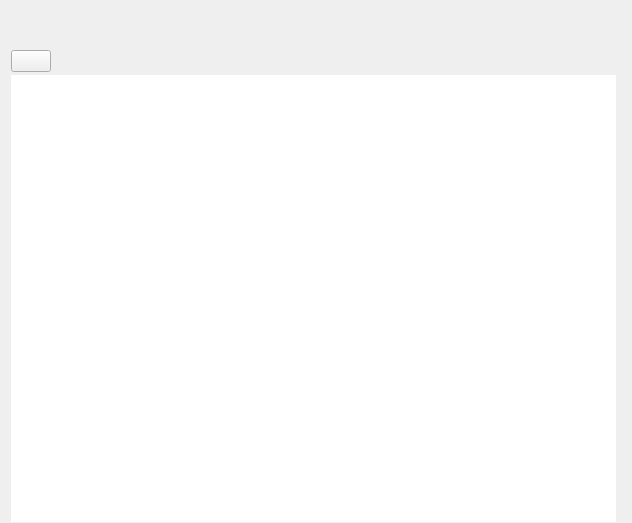
Before: the Qt Designer form ui/notes_view.ui in zkovari/plotlyst, drawn with Qt 5.
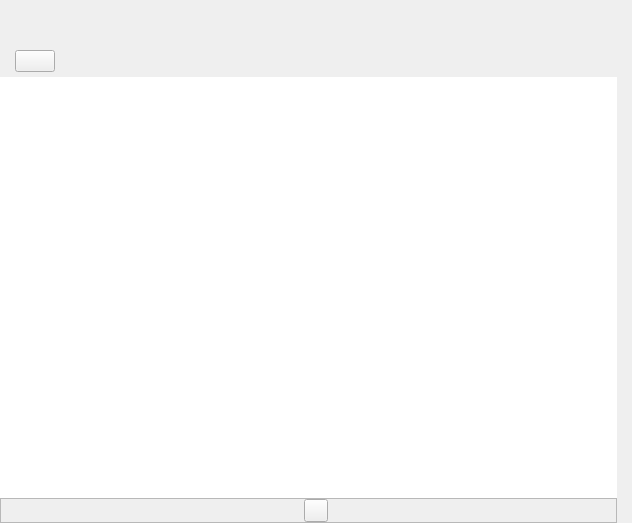
After: the same form once the commit is applied. Custom widgets are drawn as their Qt base class.

Diff of the .ui file:
```diff
--- a/ui/notes_view.ui
+++ b/ui/notes_view.ui
@@ -18,7 +18,7 @@
     <number>3</number>
    </property>
    <property name="leftMargin">
-    <number>10</number>
+    <number>0</number>
    </property>
    <property name="topMargin">
     <number>0</number>
@@ -47,27 +47,33 @@
         <height>16777215</height>
        </size>
       </property>
-      <property name="navbar" stdset="0">
-       <bool>false</bool>
+      <property name="bg" stdset="0">
+       <bool>true</bool>
       </property>
       <layout class="QVBoxLayout" name="verticalLayout_3">
        <property name="spacing">
-        <number>3</number>
+        <number>0</number>
        </property>
        <property name="leftMargin">
-        <number>1</number>
+        <number>0</number>
        </property>
        <property name="topMargin">
         <number>50</number>
        </property>
        <property name="rightMargin">
-        <number>1</number>
+        <number>0</number>
        </property>
        <property name="bottomMargin">
-        <number>1</number>
+        <number>0</number>
        </property>
        <item>
         <layout class="QHBoxLayout" name="horizontalLayout_2">
+         <property name="leftMargin">
+          <number>15</number>
+         </property>
+         <property name="bottomMargin">
+          <number>5</number>
+         </property>
          <item>
           <widget class="QPushButton" name="btnAdd">
            <property name="sizePolicy">
@@ -143,6 +149,55 @@
          <property name="frameShape">
           <enum>QFrame::NoFrame</enum>
          </property>
+         <property name="bg" stdset="0">
+          <bool>true</bool>
+         </property>
+        </widget>
+       </item>
+       <item>
+        <widget class="QFrame" name="wdgDocsBottom">
+         <property name="frameShape">
+          <enum>QFrame::StyledPanel</enum>
+         </property>
+         <property name="frameShadow">
+          <enum>QFrame::Sunken</enum>
+         </property>
+         <property name="bottom-bar" stdset="0">
+          <bool>true</bool>
+         </property>
+         <layout class="QHBoxLayout" name="horizontalLayout">
+          <property name="spacing">
+           <number>3</number>
+          </property>
+          <property name="leftMargin">
+           <number>15</number>
+          </property>
+          <property name="topMargin">
+           <number>0</number>
+          </property>
+          <property name="rightMargin">
+           <number>0</number>
+          </property>
+          <property name="bottomMargin">
+           <number>0</number>
+          </property>
+          <item>
+           <widget class="QToolButton" name="toolButton">
+            <property name="text">
+             <string/>
+            </property>
+            <property name="iconSize">
+             <size>
+              <width>16</width>
+              <height>16</height>
+             </size>
+            </property>
+            <property name="transparent" stdset="0">
+             <bool>true</bool>
+            </property>
+           </widget>
+          </item>
+         </layout>
         </widget>
        </item>
       </layout>
```
